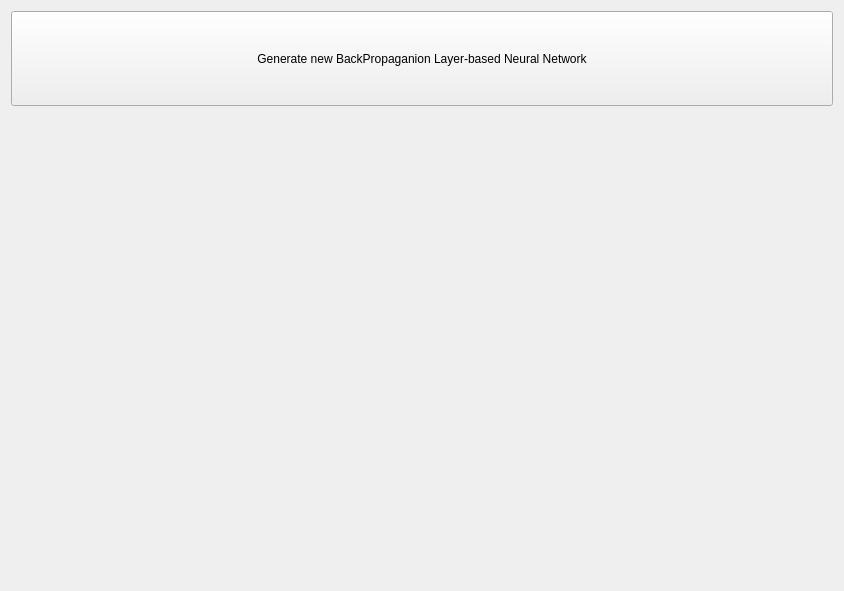
Cvelth/mnn, file GuiTestingImplementation/GuiTestWindow.ui: the form before one commit.
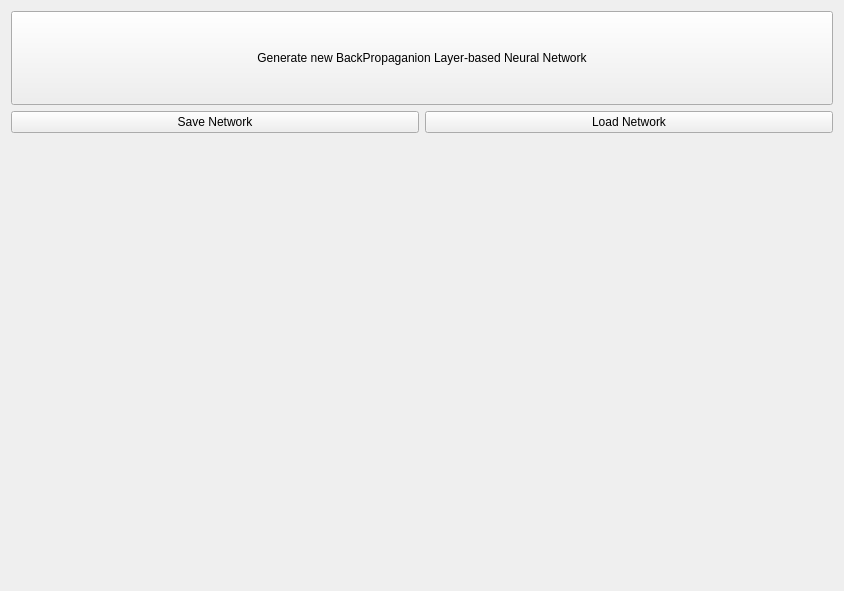
The form after the commit.

Commit message: Save-Load system was mapped. GuiTestWindow now has "Load" and "Save" buttons. They use QFileDialog as a tool of providing custom access to files and pass filenames to *Storage* module of AbstractNetworkCore library.

What changed in the file:
```diff
--- a/GuiTestingImplementation/GuiTestWindow.ui
+++ b/GuiTestingImplementation/GuiTestWindow.ui
@@ -37,6 +37,26 @@
       <layout class="QHBoxLayout" name="inputsLayout"/>
      </item>
      <item>
+      <layout class="QVBoxLayout" name="verticalLayout_2" stretch="0,1">
+       <item>
+        <layout class="QHBoxLayout" name="horizontalLayout_2">
+         <item>
+          <widget class="QPushButton" name="save">
+           <property name="text">
+            <string>Save Network</string>
+           </property>
+          </widget>
+         </item>
+         <item>
+          <widget class="QPushButton" name="load">
+           <property name="text">
+            <string>Load Network</string>
+           </property>
+          </widget>
+         </item>
+        </layout>
+       </item>
+       <item>
       <spacer name="horizontalSpacer">
        <property name="orientation">
         <enum>Qt::Horizontal</enum>
@@ -48,6 +68,8 @@
         </size>
        </property>
       </spacer>
+       </item>
+      </layout>
      </item>
     </layout>
    </item>
```
Lines whose indentation alone changed are shown as unchanged. The commit also changes 6 other files.
